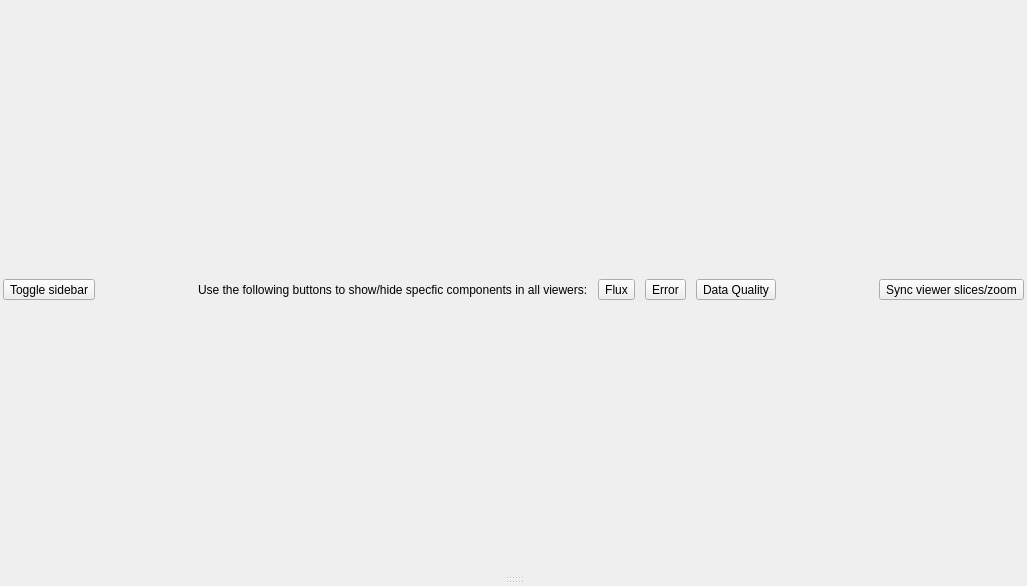
The window that cubeviz/layout.ui (spacetelescope/cubeviz) describes before a commit, drawn with Qt 5.
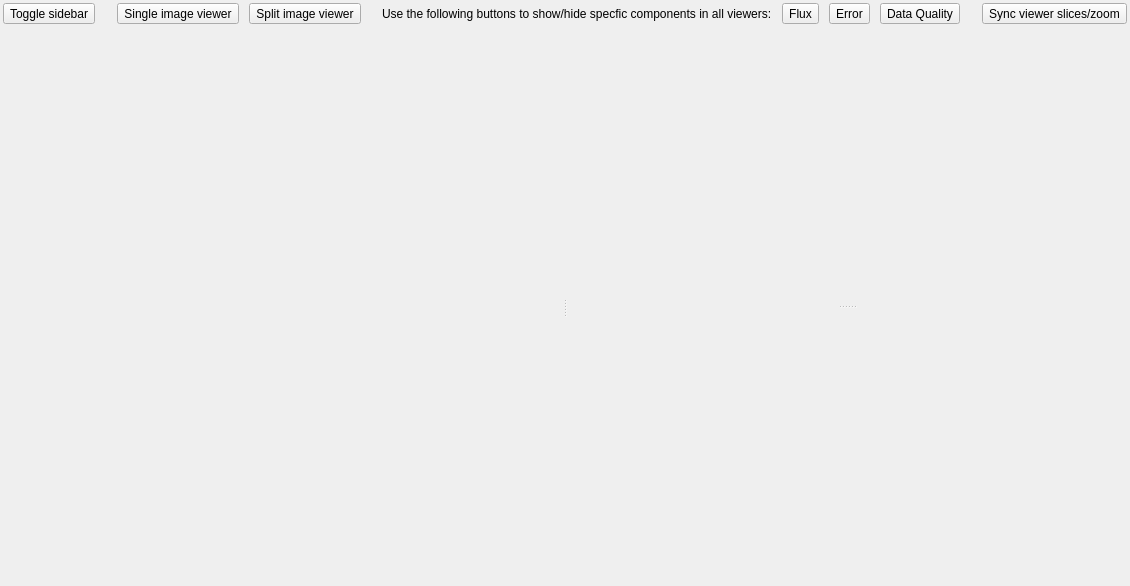
The same window after the commit.

Commit message: Implement single viewer/multi-viewer toggle

```diff
--- a/cubeviz/layout.ui
+++ b/cubeviz/layout.ui
@@ -6,14 +6,14 @@
    <rect>
     <x>0</x>
     <y>0</y>
-    <width>1027</width>
+    <width>1130</width>
     <height>586</height>
    </rect>
   </property>
   <property name="windowTitle">
    <string>Form</string>
   </property>
-  <layout class="QHBoxLayout" name="horizontalLayout">
+  <layout class="QVBoxLayout" name="horizontalLayout">
    <property name="leftMargin">
     <number>3</number>
    </property>
@@ -27,11 +27,6 @@
     <number>2</number>
    </property>
    <item>
-    <widget class="QSplitter" name="vertical_splitter">
-     <property name="orientation">
-      <enum>Qt::Vertical</enum>
-     </property>
-     <widget class="QWidget" name="toolbar">
       <layout class="QHBoxLayout" name="toolbar_layout">
        <property name="spacing">
         <number>10</number>
@@ -43,6 +38,33 @@
          </property>
         </widget>
        </item>
+     <item>
+      <spacer name="horizontalSpacer_3">
+       <property name="orientation">
+        <enum>Qt::Horizontal</enum>
+       </property>
+       <property name="sizeHint" stdset="0">
+        <size>
+         <width>40</width>
+         <height>20</height>
+        </size>
+       </property>
+      </spacer>
+     </item>
+     <item>
+      <widget class="QToolButton" name="button_single_image">
+       <property name="text">
+        <string>Single image viewer</string>
+       </property>
+      </widget>
+     </item>
+     <item>
+      <widget class="QToolButton" name="button_split_image">
+       <property name="text">
+        <string>Split image viewer</string>
+       </property>
+      </widget>
+     </item>
        <item>
         <spacer name="horizontalSpacer_2">
          <property name="orientation">
@@ -111,20 +133,25 @@
         </widget>
        </item>
       </layout>
-     </widget>
-     <widget class="QWidget" name="top_row">
-      <layout class="QHBoxLayout" name="top_row_layout">
-       <property name="spacing">
-        <number>0</number>
-       </property>
-      </layout>
+   </item>
+   <item>
+    <widget class="QSplitter" name="horizontal_splitter">
+     <property name="orientation">
+      <enum>Qt::Horizontal</enum>
+     </property>
+     <widget class="QWidget" name="single_image">
+      <layout class="QHBoxLayout" name="single_image_layout"/>
      </widget>
-     <widget class="QWidget" name="bottom_row">
-      <layout class="QHBoxLayout" name="bottom_row_layout">
-       <property name="spacing">
-        <number>0</number>
-       </property>
-      </layout>
+     <widget class="QSplitter" name="vertical_splitter">
+      <property name="orientation">
+       <enum>Qt::Vertical</enum>
+      </property>
+      <widget class="QWidget" name="image_row">
+       <layout class="QHBoxLayout" name="image_row_layout"/>
+      </widget>
+      <widget class="QWidget" name="specviz">
+       <layout class="QHBoxLayout" name="specviz_layout"/>
+      </widget>
      </widget>
     </widget>
    </item>
```
Left out of the diff: 6 changed lines with no effect on the pictures. Lines whose indentation alone changed are shown as unchanged. The commit also changes 1 other file.
